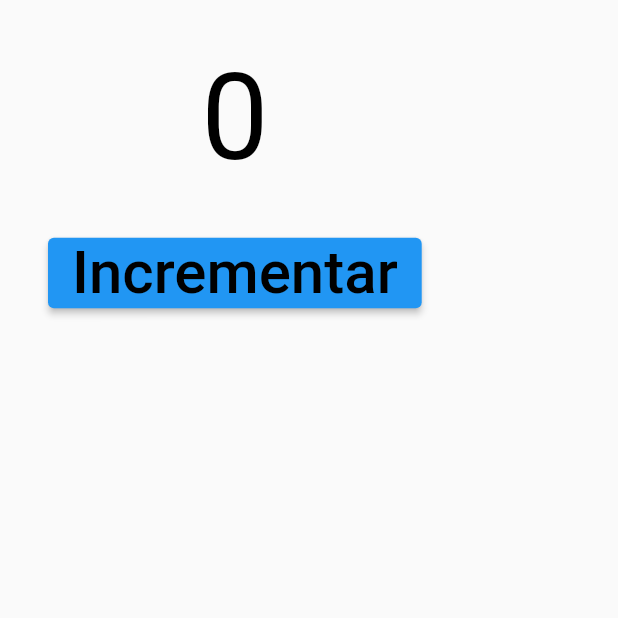
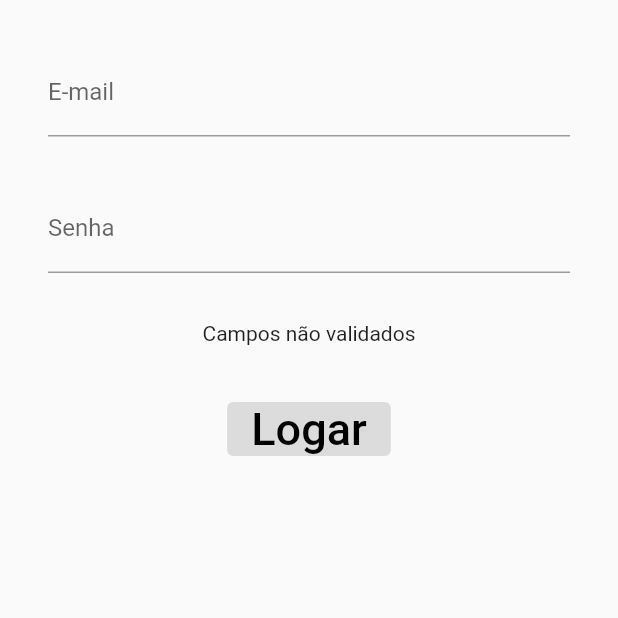
Before and after one commit to davif10/mobx-flutter-dart, a Flutter app: the screen it shows after launch, on a phone screen of 412 x 824 dp, the top half of it. Run offline on Flutter 3.47's test engine with Material 2 defaults, Android fonts, the phone set to English and light mode, and no system bars; our stand-ins replace flutter_mobx, mobx; generated files the repository leaves out were written again.

Commit message:
Gerando códigos
-Gerando códigos .
-Auto run e valores computados(computed)

```diff
--- a/mobx_projeto/lib/controller.dart
+++ b/mobx_projeto/lib/controller.dart
@@ -1,17 +1,51 @@
 import 'package:mobx/mobx.dart';
+part 'controller.g.dart';
+class Controller = ControllerBase with _$Controller;
 
-class Controller{
-  var _contador = Observable(0);
-  late Action incrementar;
+abstract class ControllerBase with Store{
+  ControllerBase() {
+    //Executa sempre que o observável tem seu estado alterado
+    autorun((_) {
+      print("Email: $email");
+      print("Senha: $senha");
+    });
+  }
+  //Combinação de dois ou mais observáveis
+  @computed
+  String get emailSenha => "$email - $senha";
 
-  Controller(){
-    incrementar = Action(_incrementar);
-  }
-  _incrementar(){
-    contador++;
-  }
+  @observable
+  String email = '';
 
-  int get contador => _contador.value;
+  @observable
+  String senha = '';
 
-  set contador(int novoValor) => _contador.value = novoValor;
+  @action
+  void setEmail(valor) => email = valor;
+
+  @action
+  void setSenha(valor) => senha = valor;
+
+  @computed
+  bool get formularioValidado => email.length >= 5 && senha.length >= 5;
+  // @observable
+  // int contador = 0;
+  //
+  // @action
+  // incrementar(){
+  //   contador++;
+  // }
+  // var _contador = Observable(0);
+  // late Action incrementar;
+  //
+  // Controller(){
+  //   incrementar = Action(_incrementar);
+  // }
+  // _incrementar(){
+  //   contador++;
+  // }
+  //
+  // int get contador => _contador.value;
+  //
+  // set contador(int novoValor) => _contador.value = novoValor;
 }
--- a/mobx_projeto/lib/home.dart
+++ b/mobx_projeto/lib/home.dart
@@ -18,27 +18,57 @@ class _HomeState extends State<Home> {
         padding: EdgeInsets.all(16),
         child: Column(
           children: [
+            // Padding(
+            //   padding: EdgeInsets.all(16),
+            //   child: Observer(
+            //     builder: (_){
+            //       return Text(
+            //       "${controller.contador}",
+            //       style: TextStyle(color: Colors.black, fontSize: 80),
+            //       );
+            //     },
+            //   ),
+            // ),
+            Padding(
+              padding: EdgeInsets.all(16),
+              child: TextField(
+                decoration: InputDecoration(labelText: "E-mail"),
+                onChanged: controller.setEmail,
+              ),
+            ),
+            Padding(
+              padding: EdgeInsets.all(16),
+              child: TextField(
+                obscureText: true,
+                decoration: InputDecoration(labelText: "Senha"),
+                onChanged: controller.setSenha,
+              ),
+            ),
             Padding(
               padding: EdgeInsets.all(16),
               child: Observer(
                 builder: (_){
-                  return Text(
-                  "${controller.contador}",
-                  style: TextStyle(color: Colors.black, fontSize: 80),
-                  );
+                  return Text(controller.formularioValidado
+                      ? "Validado"
+                  : "Campos não validados");
                 },
               ),
             ),
             Padding(
                 padding: EdgeInsets.all(16),
-                child: ElevatedButton(
-                  onPressed: () {
-                    controller.incrementar();
+                child: Observer(
+                  builder: (_){
+                    return ElevatedButton(
+                      onPressed:
+                      controller.formularioValidado
+                          ? () {}
+                          : null,
+                      child: Text(
+                        "Logar",
+                        style: TextStyle(color: Colors.black, fontSize: 30),
+                      ),
+                    );
                   },
-                  child: Text(
-                    "Incrementar",
-                    style: TextStyle(color: Colors.black, fontSize: 40),
-                  ),
                 ))
           ],
         ),
--- a/mobx_projeto/lib/main.dart
+++ b/mobx_projeto/lib/main.dart
@@ -4,5 +4,6 @@ import 'package:mobx_projeto/home.dart';
 void main() {
   runApp(MaterialApp(
     home: Home(),
+    debugShowCheckedModeBanner: false,
   ));
 }
--- a/mobx_projeto/pubspec.yaml
+++ b/mobx_projeto/pubspec.yaml
@@ -39,9 +39,12 @@ dependencies:
   mobx: ^2.0.7+5
   flutter_mobx: ^2.0.6+1
 
+
 dev_dependencies:
   flutter_test:
     sdk: flutter
+  build_runner: ^2.2.0
+  mobx_codegen: ^2.0.7
 
   # The "flutter_lints" package below contains a set of recommended lints to
   # encourage good coding practices. The lint set provided by the package is
```
Also changed, not shown: mobx_projeto/lib/controller.g.dart (added), mobx_projeto/pubspec.lock.
